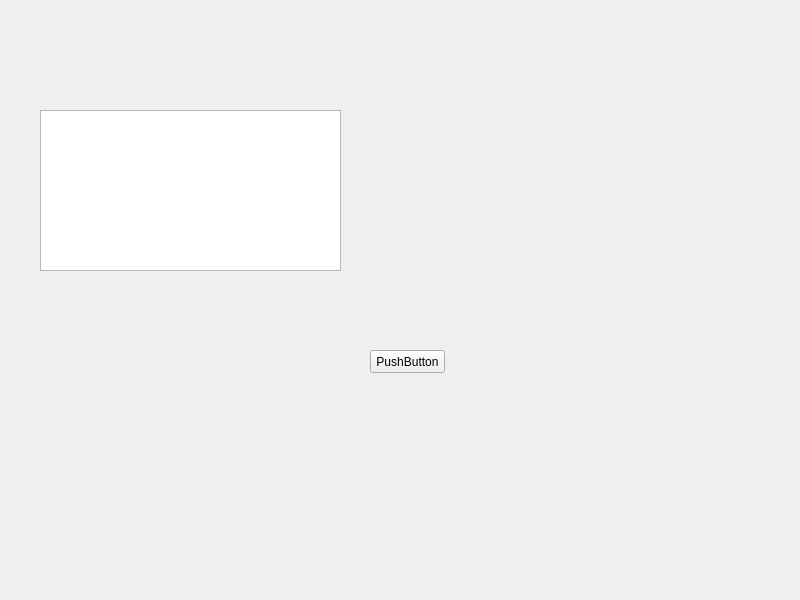
The window that window.ui (scorpofchan/AccessAtHome-client) describes before a commit, drawn with Qt 5.
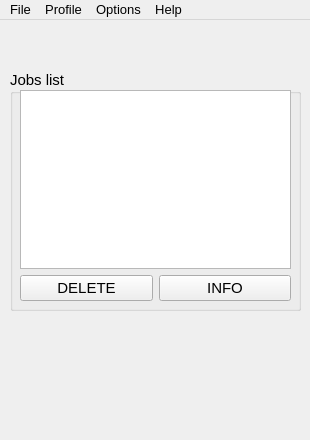
The same window after the commit.

The edit to the form file:
```diff
--- a/window.ui
+++ b/window.ui
@@ -2,41 +2,124 @@
 <ui version="4.0">
  <class>Window</class>
  <widget class="QMainWindow" name="Window">
+  <property name="enabled">
+   <bool>true</bool>
+  </property>
   <property name="geometry">
    <rect>
     <x>0</x>
     <y>0</y>
-    <width>800</width>
-    <height>600</height>
+    <width>310</width>
+    <height>440</height>
    </rect>
   </property>
+  <property name="font">
+   <font>
+    <pointsize>10</pointsize>
+   </font>
+  </property>
   <property name="windowTitle">
    <string>MainWindow</string>
   </property>
   <widget class="QWidget" name="centralwidget">
-   <widget class="QPushButton" name="pushButton">
+   <widget class="QGroupBox" name="groupBox">
     <property name="geometry">
      <rect>
-      <x>370</x>
-      <y>350</y>
-      <width>75</width>
-      <height>23</height>
+      <x>10</x>
+      <y>50</y>
+      <width>291</width>
+      <height>241</height>
      </rect>
     </property>
-    <property name="text">
-     <string>PushButton</string>
+    <property name="font">
+     <font>
+      <family>Khmer UI</family>
+      <pointsize>11</pointsize>
+     </font>
     </property>
+    <property name="title">
+     <string>Jobs list</string>
+    </property>
+    <widget class="QWidget" name="gridLayoutWidget">
+     <property name="geometry">
+      <rect>
+       <x>10</x>
+       <y>20</y>
+       <width>271</width>
+       <height>211</height>
+      </rect>
+     </property>
+     <layout class="QGridLayout" name="gridLayout">
+      <item row="1" column="1">
+       <widget class="QPushButton" name="pushButton">
+        <property name="text">
+         <string>INFO</string>
+        </property>
+       </widget>
+      </item>
+      <item row="1" column="0">
+       <widget class="QPushButton" name="pushButton_2">
+        <property name="text">
+         <string>DELETE</string>
+        </property>
+       </widget>
+      </item>
+      <item row="0" column="0" colspan="2">
+       <widget class="QTableView" name="tableView">
+        <property name="minimumSize">
+         <size>
+          <width>0</width>
+          <height>0</height>
+         </size>
+        </property>
+        <property name="maximumSize">
+         <size>
+          <width>511</width>
+          <height>16777215</height>
+         </size>
+        </property>
+       </widget>
+      </item>
+     </layout>
+    </widget>
    </widget>
-   <widget class="QTableView" name="tableView">
-    <property name="geometry">
-     <rect>
-      <x>40</x>
-      <y>110</y>
-      <width>301</width>
-      <height>161</height>
-     </rect>
+  </widget>
+  <widget class="QMenuBar" name="menuBar">
+   <property name="geometry">
+    <rect>
+     <x>0</x>
+     <y>0</y>
+     <width>310</width>
+     <height>21</height>
+    </rect>
+   </property>
+   <widget class="QMenu" name="menuFile">
+    <property name="title">
+     <string>File</string>
     </property>
    </widget>
+   <widget class="QMenu" name="menuProfile">
+    <property name="title">
+     <string>Profile</string>
+    </property>
+    <addaction name="actionLogout_2"/>
+   </widget>
+   <widget class="QMenu" name="menuOptions">
+    <property name="title">
+     <string>Options</string>
+    </property>
+    <addaction name="actionSettings_2"/>
+   </widget>
+   <widget class="QMenu" name="menuHelp">
+    <property name="title">
+     <string>Help</string>
+    </property>
+    <addaction name="actionAbout_2"/>
+   </widget>
+   <addaction name="menuFile"/>
+   <addaction name="menuProfile"/>
+   <addaction name="menuOptions"/>
+   <addaction name="menuHelp"/>
   </widget>
  </widget>
  <resources/>
```
Left out of the diff: 38 changed lines with no effect on the pictures.
